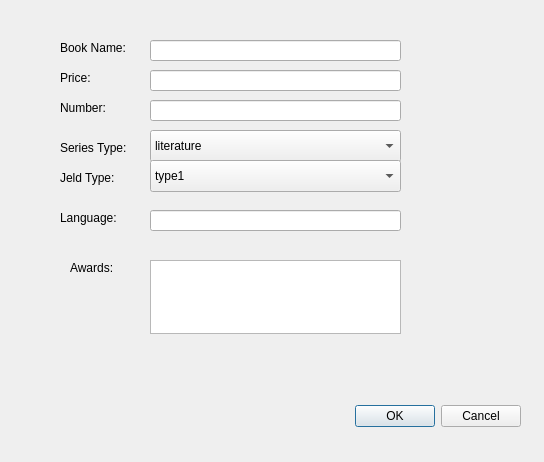
The window that Stor/addbook.ui (AP-projects-4001/IUT-s-crackpots) describes before a commit, drawn with Qt 5.
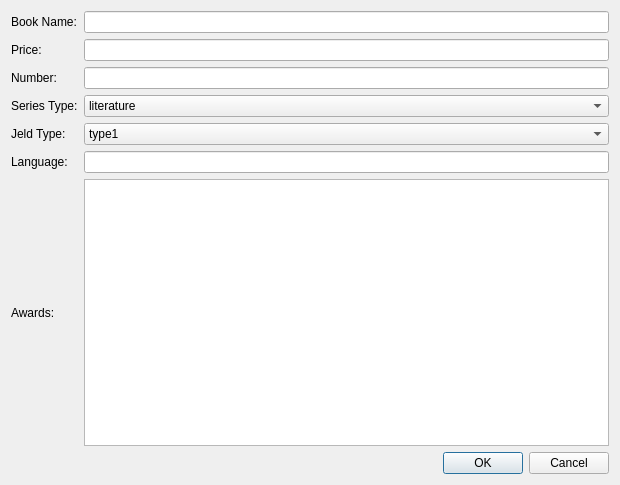
The same window after the commit.

```diff
--- a/Stor/addbook.ui
+++ b/Stor/addbook.ui
@@ -6,159 +6,53 @@
    <rect>
     <x>0</x>
     <y>0</y>
-    <width>544</width>
-    <height>462</height>
+    <width>620</width>
+    <height>485</height>
    </rect>
   </property>
   <property name="windowTitle">
    <string>Dialog</string>
   </property>
-  <widget class="QDialogButtonBox" name="buttonBox">
-   <property name="geometry">
-    <rect>
-     <x>180</x>
-     <y>400</y>
-     <width>341</width>
-     <height>32</height>
-    </rect>
-   </property>
-   <property name="orientation">
-    <enum>Qt::Horizontal</enum>
-   </property>
-   <property name="standardButtons">
-    <set>QDialogButtonBox::Cancel|QDialogButtonBox::Ok</set>
-   </property>
-  </widget>
+  <layout class="QGridLayout" name="gridLayout">
+   <item row="0" column="0">
   <widget class="QLabel" name="label">
-   <property name="geometry">
-    <rect>
-     <x>60</x>
-     <y>40</y>
-     <width>91</width>
-     <height>16</height>
-    </rect>
-   </property>
    <property name="text">
     <string>Book Name:</string>
    </property>
   </widget>
+   </item>
+   <item row="0" column="1">
+    <widget class="QLineEdit" name="lineEdit"/>
+   </item>
+   <item row="1" column="0">
   <widget class="QLabel" name="label_2">
-   <property name="geometry">
-    <rect>
-     <x>60</x>
-     <y>70</y>
-     <width>58</width>
-     <height>16</height>
-    </rect>
-   </property>
    <property name="text">
     <string>Price:</string>
    </property>
   </widget>
+   </item>
+   <item row="1" column="1">
+    <widget class="QLineEdit" name="lineEdit_2"/>
+   </item>
+   <item row="2" column="0">
   <widget class="QLabel" name="label_3">
-   <property name="geometry">
-    <rect>
-     <x>60</x>
-     <y>100</y>
-     <width>58</width>
-     <height>16</height>
-    </rect>
-   </property>
    <property name="text">
     <string>Number:</string>
    </property>
   </widget>
+   </item>
+   <item row="2" column="1">
+    <widget class="QLineEdit" name="lineEdit_3"/>
+   </item>
+   <item row="3" column="0">
   <widget class="QLabel" name="label_4">
-   <property name="geometry">
-    <rect>
-     <x>60</x>
-     <y>140</y>
-     <width>81</width>
-     <height>16</height>
-    </rect>
-   </property>
    <property name="text">
     <string>Series Type:</string>
    </property>
   </widget>
-  <widget class="QLabel" name="label_5">
-   <property name="geometry">
-    <rect>
-     <x>60</x>
-     <y>170</y>
-     <width>71</width>
-     <height>16</height>
-    </rect>
-   </property>
-   <property name="text">
-    <string>Jeld Type:</string>
-   </property>
-  </widget>
-  <widget class="QLabel" name="label_6">
-   <property name="geometry">
-    <rect>
-     <x>70</x>
-     <y>260</y>
-     <width>58</width>
-     <height>16</height>
-    </rect>
-   </property>
-   <property name="text">
-    <string>Awards:</string>
-   </property>
-  </widget>
-  <widget class="QLabel" name="label_7">
-   <property name="geometry">
-    <rect>
-     <x>60</x>
-     <y>210</y>
-     <width>71</width>
-     <height>16</height>
-    </rect>
-   </property>
-   <property name="text">
-    <string>Language:</string>
-   </property>
-  </widget>
-  <widget class="QLineEdit" name="lineEdit">
-   <property name="geometry">
-    <rect>
-     <x>150</x>
-     <y>40</y>
-     <width>251</width>
-     <height>21</height>
-    </rect>
-   </property>
-  </widget>
-  <widget class="QLineEdit" name="lineEdit_2">
-   <property name="geometry">
-    <rect>
-     <x>150</x>
-     <y>70</y>
-     <width>251</width>
-     <height>21</height>
-    </rect>
-   </property>
-  </widget>
-  <widget class="QLineEdit" name="lineEdit_3">
-   <property name="geometry">
-    <rect>
-     <x>150</x>
-     <y>100</y>
-     <width>251</width>
-     <height>21</height>
-    </rect>
-   </property>
-  </widget>
+   </item>
+   <item row="3" column="1">
   <widget class="QComboBox" name="comboBox">
-   <property name="geometry">
-    <rect>
-     <x>150</x>
-     <y>130</y>
-     <width>251</width>
-     <height>32</height>
-    </rect>
-   </property>
    <item>
     <property name="text">
      <string>literature</string>
@@ -200,15 +94,16 @@
     </property>
    </item>
   </widget>
+   </item>
+   <item row="4" column="0">
+    <widget class="QLabel" name="label_5">
+     <property name="text">
+      <string>Jeld Type:</string>
+     </property>
+    </widget>
+   </item>
+   <item row="4" column="1">
   <widget class="QComboBox" name="comboBox_2">
-   <property name="geometry">
-    <rect>
-     <x>150</x>
-     <y>160</y>
-     <width>251</width>
-     <height>32</height>
-    </rect>
-   </property>
    <item>
     <property name="text">
      <string>type1</string>
@@ -220,26 +115,38 @@
     </property>
    </item>
   </widget>
-  <widget class="QTextEdit" name="textEdit">
-   <property name="geometry">
-    <rect>
-     <x>150</x>
-     <y>260</y>
-     <width>251</width>
-     <height>74</height>
-    </rect>
-   </property>
-  </widget>
-  <widget class="QLineEdit" name="lineEdit_4">
-   <property name="geometry">
-    <rect>
-     <x>150</x>
-     <y>210</y>
-     <width>251</width>
-     <height>21</height>
-    </rect>
-   </property>
-  </widget>
+   </item>
+   <item row="5" column="0">
+    <widget class="QLabel" name="label_7">
+     <property name="text">
+      <string>Language:</string>
+     </property>
+    </widget>
+   </item>
+   <item row="5" column="1">
+    <widget class="QLineEdit" name="lineEdit_4"/>
+   </item>
+   <item row="6" column="0">
+    <widget class="QLabel" name="label_6">
+     <property name="text">
+      <string>Awards:</string>
+     </property>
+    </widget>
+   </item>
+   <item row="6" column="1">
+    <widget class="QTextEdit" name="textEdit"/>
+   </item>
+   <item row="7" column="1">
+    <widget class="QDialogButtonBox" name="buttonBox">
+     <property name="orientation">
+      <enum>Qt::Horizontal</enum>
+     </property>
+     <property name="standardButtons">
+      <set>QDialogButtonBox::Cancel|QDialogButtonBox::Ok</set>
+     </property>
+    </widget>
+   </item>
+  </layout>
  </widget>
  <resources/>
  <connections>
```
Lines whose indentation alone changed are shown as unchanged.
